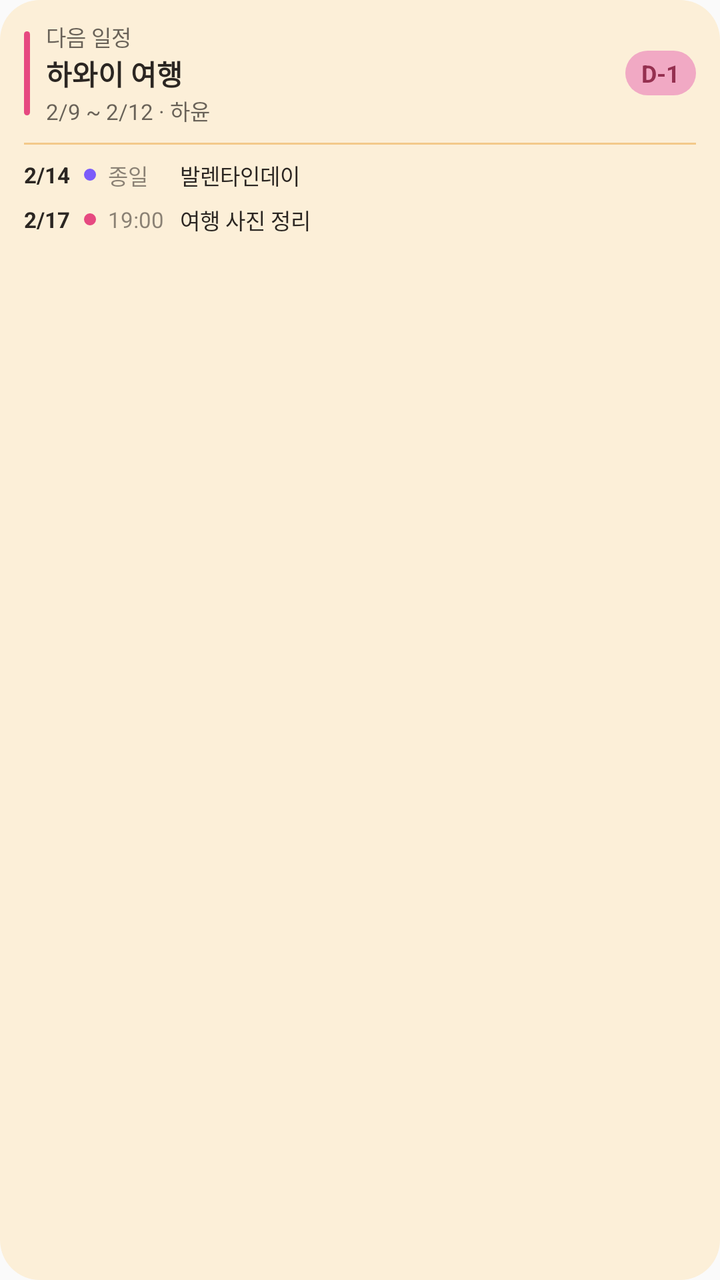
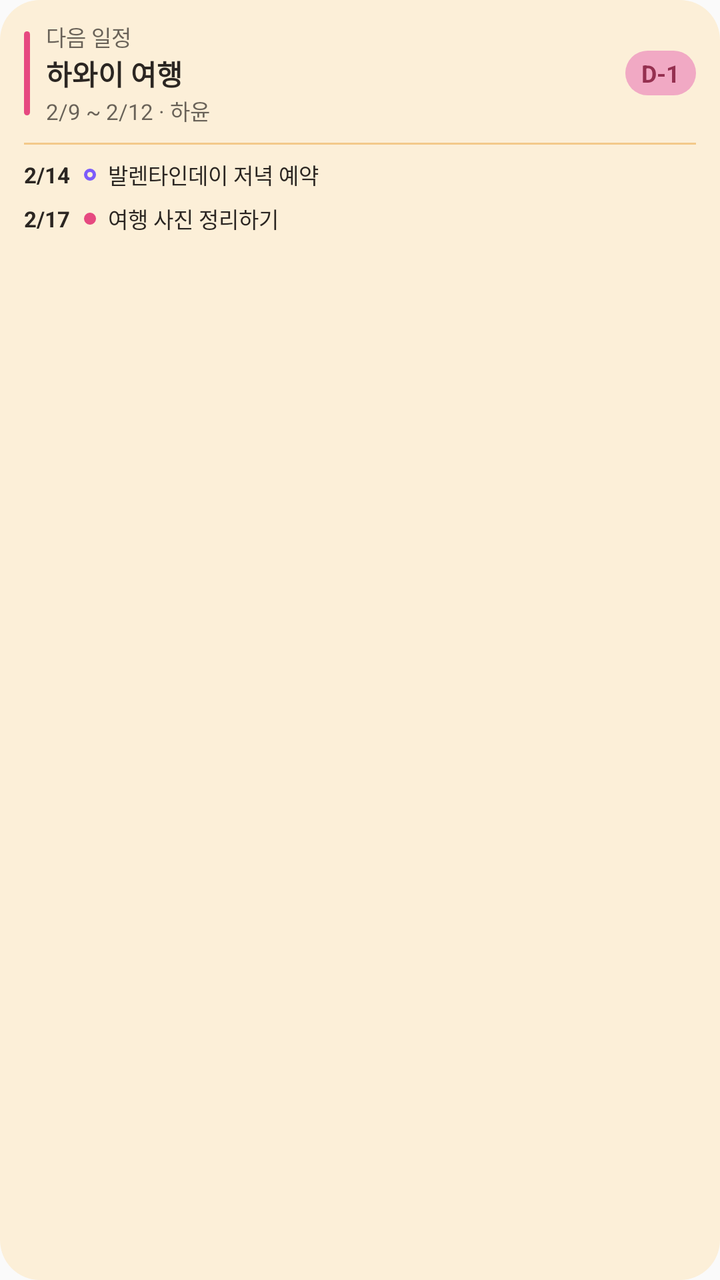

Compare the two renders of this Android layout. The source of the first and the diff that turns it into the second are given below.
<!-- AndroidManifest.xml: application theme Theme.TandemPlanner -->
<!-- res/layout/widget_preview_list.xml -->
<?xml version="1.0" encoding="utf-8"?>
<LinearLayout xmlns:android="http://schemas.android.com/apk/res/android"
    xmlns:tools="http://schemas.android.com/tools"
    tools:ignore="HardcodedText"
    android:layout_width="match_parent"
    android:layout_height="match_parent"
    android:background="@drawable/widget_preview_bg"
    android:orientation="vertical"
    android:paddingStart="12dp"
    android:paddingTop="10dp"
    android:paddingEnd="12dp"
    android:paddingBottom="10dp">

    <LinearLayout
        android:layout_width="match_parent"
        android:layout_height="wrap_content"
        android:gravity="center_vertical"
        android:orientation="horizontal">

        <FrameLayout
            android:layout_width="3dp"
            android:layout_height="42dp"
            android:background="@drawable/widget_preview_bar" />

        <LinearLayout
            android:layout_width="0dp"
            android:layout_height="wrap_content"
            android:layout_marginStart="8dp"
            android:layout_weight="1"
            android:orientation="vertical">

            <TextView
                android:layout_width="wrap_content"
                android:layout_height="wrap_content"
                android:text="다음 일정"
                android:textColor="#B32B2622"
                android:textSize="11sp" />

            <TextView
                android:layout_width="wrap_content"
                android:layout_height="wrap_content"
                android:maxLines="1"
                android:text="하와이 여행"
                android:textColor="#2B2622"
                android:textSize="14sp"
                android:textStyle="bold" />

            <TextView
                android:layout_width="wrap_content"
                android:layout_height="wrap_content"
                android:maxLines="1"
                android:text="2/9 ~ 2/12 · 하윤"
                android:textColor="#B32B2622"
                android:textSize="11sp" />
        </LinearLayout>

        <TextView
            android:layout_width="wrap_content"
            android:layout_height="wrap_content"
            android:background="@drawable/widget_preview_pill"
            android:paddingStart="8dp"
            android:paddingTop="3dp"
            android:paddingEnd="8dp"
            android:paddingBottom="3dp"
            android:text="D-1"
            android:textColor="#953050"
            android:textSize="12sp"
            android:textStyle="bold" />
    </LinearLayout>

    <FrameLayout
        android:layout_width="match_parent"
        android:layout_height="1dp"
        android:layout_marginTop="8dp"
        android:layout_marginBottom="4dp"
        android:background="#F3C98A" />

    
    <LinearLayout
        android:layout_width="match_parent"
        android:layout_height="wrap_content"
        android:gravity="center_vertical"
        android:orientation="horizontal"
        android:paddingTop="3dp"
        android:paddingBottom="3dp">

        <TextView
            android:layout_width="30dp"
            android:layout_height="wrap_content"
            android:maxLines="1"
            android:text="2/14"
            android:textColor="#2B2622"
            android:textSize="11sp"
            android:textStyle="bold" />

        <FrameLayout
            android:layout_width="6dp"
            android:layout_height="6dp"
            android:background="@drawable/widget_preview_dot_violet" />

        <TextView
            android:layout_width="36dp"
            android:layout_height="wrap_content"
            android:layout_marginStart="6dp"
            android:maxLines="1"
            android:text="종일"
            android:textColor="#8C2B2622"
            android:textSize="11sp" />

        <TextView
            android:layout_width="0dp"
            android:layout_height="wrap_content"
            android:layout_weight="1"
            android:maxLines="1"
            android:text="발렌타인데이"
            android:textColor="#2B2622"
            android:textSize="11sp" />
    </LinearLayout>

    
    <LinearLayout
        android:layout_width="match_parent"
        android:layout_height="wrap_content"
        android:gravity="center_vertical"
        android:orientation="horizontal"
        android:paddingTop="3dp"
        android:paddingBottom="3dp">

        <TextView
            android:layout_width="30dp"
            android:layout_height="wrap_content"
            android:maxLines="1"
            android:text="2/17"
            android:textColor="#2B2622"
            android:textSize="11sp"
            android:textStyle="bold" />

        <FrameLayout
            android:layout_width="6dp"
            android:layout_height="6dp"
            android:background="@drawable/widget_preview_dot_pink" />

        <TextView
            android:layout_width="36dp"
            android:layout_height="wrap_content"
            android:layout_marginStart="6dp"
            android:maxLines="1"
            android:text="19:00"
            android:textColor="#8C2B2622"
            android:textSize="11sp" />

        <TextView
            android:layout_width="0dp"
            android:layout_height="wrap_content"
            android:layout_weight="1"
            android:maxLines="1"
            android:text="여행 사진 정리"
            android:textColor="#2B2622"
            android:textSize="11sp" />
    </LinearLayout>

</LinearLayout>
<!-- resources referenced by this layout -->
<resources>
  <!-- drawable widget_preview_bar (drawable) -->
  <?xml version="1.0" encoding="utf-8"?>
  <shape xmlns:android="http://schemas.android.com/apk/res/android" android:shape="rectangle">
      <solid android:color="#E64980" />
      <corners android:radius="2dp" />
  </shape>
  <!-- drawable widget_preview_bg (drawable) -->
  <?xml version="1.0" encoding="utf-8"?>
  <shape xmlns:android="http://schemas.android.com/apk/res/android" android:shape="rectangle">
      <solid android:color="#FCEFD8" />
      <corners android:radius="20dp" />
  </shape>
  <!-- drawable widget_preview_dot_pink (drawable) -->
  <?xml version="1.0" encoding="utf-8"?>
  <shape xmlns:android="http://schemas.android.com/apk/res/android" android:shape="oval">
      <solid android:color="#E64980" />
  </shape>
  <!-- drawable widget_preview_dot_violet (drawable) -->
  <?xml version="1.0" encoding="utf-8"?>
  <shape xmlns:android="http://schemas.android.com/apk/res/android" android:shape="oval">
      <solid android:color="#7C5CFA" />
  </shape>
  <!-- drawable widget_preview_pill (drawable) -->
  <?xml version="1.0" encoding="utf-8"?>
  <shape xmlns:android="http://schemas.android.com/apk/res/android" android:shape="rectangle">
      <solid android:color="#F1A9C4" />
      <corners android:radius="50dp" />
  </shape>
  <style name="Theme.TandemPlanner" parent="android:Theme.Material.Light.NoActionBar" />
</resources>

<!-- the commit's change to res/layout/widget_preview_list.xml (unified diff, before → after) -->
@@ -78,11 +78,9 @@
     
     <LinearLayout
         android:layout_width="match_parent"
-        android:layout_height="wrap_content"
+        android:layout_height="22dp"
         android:gravity="center_vertical"
-        android:orientation="horizontal"
-        android:paddingTop="3dp"
-        android:paddingBottom="3dp">
+        android:orientation="horizontal">
 
         <TextView
             android:layout_width="30dp"
@@ -93,26 +91,19 @@
             android:textSize="11sp"
             android:textStyle="bold" />
 
+        
         <FrameLayout
             android:layout_width="6dp"
             android:layout_height="6dp"
-            android:background="@drawable/widget_preview_dot_violet" />
-
-        <TextView
-            android:layout_width="36dp"
-            android:layout_height="wrap_content"
-            android:layout_marginStart="6dp"
-            android:maxLines="1"
-            android:text="종일"
-            android:textColor="#8C2B2622"
-            android:textSize="11sp" />
+            android:background="@drawable/widget_preview_ring_violet" />
 
         <TextView
             android:layout_width="0dp"
             android:layout_height="wrap_content"
+            android:layout_marginStart="6dp"
             android:layout_weight="1"
             android:maxLines="1"
-            android:text="발렌타인데이"
+            android:text="발렌타인데이 저녁 예약"
             android:textColor="#2B2622"
             android:textSize="11sp" />
     </LinearLayout>
@@ -120,11 +111,9 @@
     
     <LinearLayout
         android:layout_width="match_parent"
-        android:layout_height="wrap_content"
+        android:layout_height="22dp"
         android:gravity="center_vertical"
-        android:orientation="horizontal"
-        android:paddingTop="3dp"
-        android:paddingBottom="3dp">
+        android:orientation="horizontal">
 
         <TextView
             android:layout_width="30dp"
@@ -141,20 +130,12 @@
             android:background="@drawable/widget_preview_dot_pink" />
 
         <TextView
-            android:layout_width="36dp"
+            android:layout_width="0dp"
             android:layout_height="wrap_content"
             android:layout_marginStart="6dp"
-            android:maxLines="1"
-            android:text="19:00"
-            android:textColor="#8C2B2622"
-            android:textSize="11sp" />
-
-        <TextView
-            android:layout_width="0dp"
-            android:layout_height="wrap_content"
             android:layout_weight="1"
             android:maxLines="1"
-            android:text="여행 사진 정리"
+            android:text="여행 사진 정리하기"
             android:textColor="#2B2622"
             android:textSize="11sp" />
     </LinearLayout>
<!-- resource entries referenced after the edit -->
@@ -17,17 +17,19 @@
   <shape xmlns:android="http://schemas.android.com/apk/res/android" android:shape="oval">
       <solid android:color="#E64980" />
   </shape>
-  <!-- drawable widget_preview_dot_violet (drawable) -->
-  <?xml version="1.0" encoding="utf-8"?>
-  <shape xmlns:android="http://schemas.android.com/apk/res/android" android:shape="oval">
-      <solid android:color="#7C5CFA" />
-  </shape>
   <!-- drawable widget_preview_pill (drawable) -->
   <?xml version="1.0" encoding="utf-8"?>
   <shape xmlns:android="http://schemas.android.com/apk/res/android" android:shape="rectangle">
       <solid android:color="#F1A9C4" />
       <corners android:radius="50dp" />
   </shape>
+  <!-- drawable widget_preview_ring_violet (drawable) -->
+  <?xml version="1.0" encoding="utf-8"?>
+  <shape xmlns:android="http://schemas.android.com/apk/res/android" android:shape="oval">
+      <stroke
+          android:width="1.5dp"
+          android:color="#7C5CFA" />
+  </shape>
   <style name="Theme.TandemPlanner" parent="android:Theme.Material.Light.NoActionBar" />
 </resources>
 
